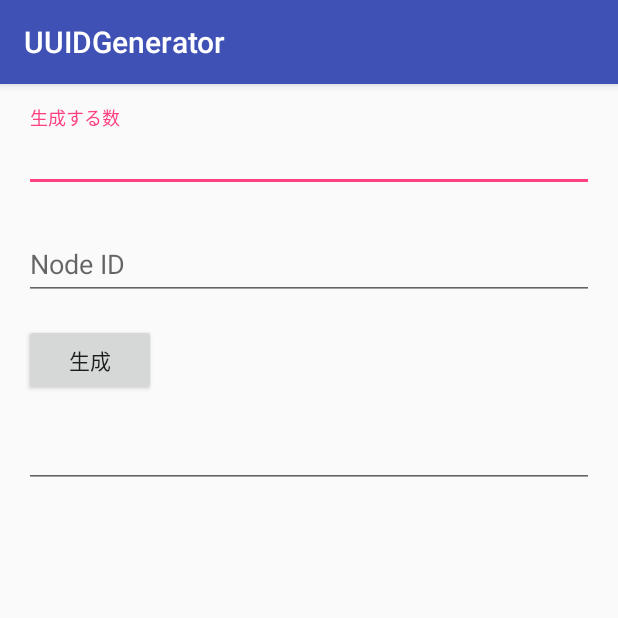
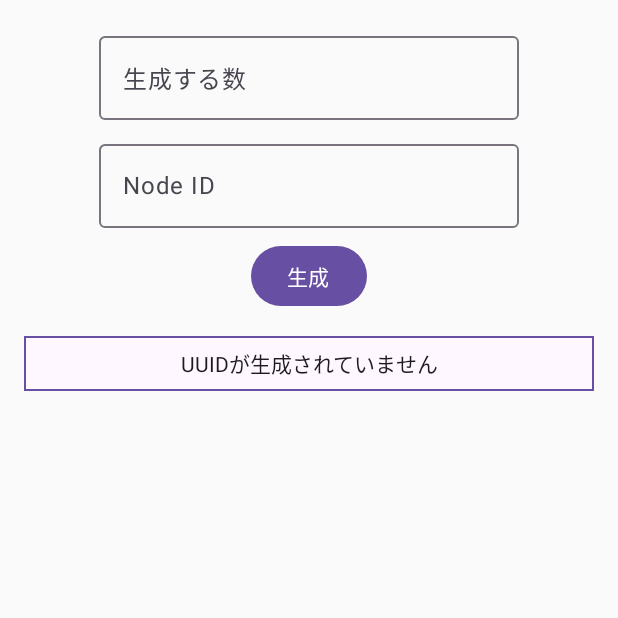
Before and after one commit to pljp/libpljp-android, an Android app built with Jetpack Compose: the screen it shows after launch (MainActivity), on a phone screen of 412 x 824 dp, the top half of it. Run offline under Robolectric (Android 15) with nearby library versions, the phone set to English and light mode, and no system bars.

Commit message:
UUID GeneratorをJetpack Composeで再実装した。

```diff
--- a/uuidgenerator/src/main/AndroidManifest.xml
+++ b/uuidgenerator/src/main/AndroidManifest.xml
@@ -1,6 +1,5 @@
 <?xml version="1.0" encoding="utf-8"?>
-<manifest package="jp.programminglife.libpljp.android.uuidgenerator"
-          xmlns:android="http://schemas.android.com/apk/res/android">
+<manifest xmlns:android="http://schemas.android.com/apk/res/android">
 
     <application
         android:allowBackup="true"
--- a/uuidgenerator/src/main/java/jp/programminglife/libpljp/android/uuidgenerator/MainActivity.kt
+++ b/uuidgenerator/src/main/java/jp/programminglife/libpljp/android/uuidgenerator/MainActivity.kt
@@ -1,42 +1,91 @@
 package jp.programminglife.libpljp.android.uuidgenerator
 
 import android.os.Bundle
-import androidx.appcompat.app.AppCompatActivity
+import androidx.activity.ComponentActivity
+import androidx.activity.compose.setContent
+import androidx.compose.foundation.border
+import androidx.compose.foundation.layout.Box
+import androidx.compose.foundation.layout.Column
+import androidx.compose.foundation.layout.Spacer
+import androidx.compose.foundation.layout.fillMaxWidth
+import androidx.compose.foundation.layout.height
+import androidx.compose.foundation.layout.padding
+import androidx.compose.foundation.text.BasicTextField
+import androidx.compose.foundation.text.KeyboardOptions
+import androidx.compose.material3.Button
+import androidx.compose.material3.MaterialTheme
+import androidx.compose.material3.OutlinedTextField
+import androidx.compose.material3.Surface
+import androidx.compose.material3.Text
+import androidx.compose.material3.TextField
+import androidx.compose.runtime.Composable
+import androidx.compose.runtime.collectAsState
+import androidx.compose.runtime.getValue
+import androidx.compose.runtime.mutableStateOf
+import androidx.compose.runtime.remember
+import androidx.compose.runtime.setValue
+import androidx.compose.ui.Alignment
+import androidx.compose.ui.Modifier
+import androidx.compose.ui.text.input.KeyboardType
+import androidx.compose.ui.tooling.preview.Preview
+import androidx.compose.ui.unit.dp
 import jp.programminglife.libpljp.android.Logger.Companion.get
 import jp.programminglife.libpljp.android.UuidGenerator
-import kotlinx.android.synthetic.main.main_activity_a.*
+import kotlinx.coroutines.channels.BufferOverflow
+import kotlinx.coroutines.flow.Flow
+import kotlinx.coroutines.flow.MutableSharedFlow
+import kotlinx.coroutines.flow.SharedFlow
+import kotlinx.coroutines.flow.scan
+//import kotlinx.android.synthetic.main.main_activity_a.*
 
-class MainActivity : AppCompatActivity() {
+class MainActivity : ComponentActivity() {
     private val log = get(javaClass)
     private lateinit var repository: UuidGenerator.UuidRepository
     private lateinit var specifiedValueRepository: SpecifiedValueUuidRepository
     private lateinit var uuidGenerator: UuidGenerator
+    private val generateUuidIntent = MutableSharedFlow<Pair<String, String>>(
+            extraBufferCapacity = 1, onBufferOverflow = BufferOverflow.DROP_OLDEST
+    )
+
 
     override fun onCreate(savedInstanceState: Bundle?) {
         super.onCreate(savedInstanceState)
-        setContentView(R.layout.main_activity_a)
+        val flowOfState = presenter(generateUuidIntent)
         repository = UuidGenerator.PreferencesUuidRepository(this)
         specifiedValueRepository = SpecifiedValueUuidRepository(repository)
         uuidGenerator = UuidGenerator(specifiedValueRepository)
+        setContent {
+            val state = flowOfState.collectAsState(initial = UuidGeneratorState.INITIAL_STATE)
+            UUIDGeneratorUI(state.value, ::onClickGenerateButton)
+        }
+    }
 
-        a_generate_button.setOnClickListener {
-            val n = kotlin.runCatching { a_num_text.text.toString().toInt() }
+
+    private fun presenter(intent: SharedFlow<Pair<String, String>>): Flow<UuidGeneratorState> {
+        return intent.scan(UuidGeneratorState.INITIAL_STATE) { oldState, (countStr, nodeIdStr) ->
+            val n = kotlin.runCatching { countStr.toInt() }
                     .onFailure { log.d(it, "数のパースエラー") }
                     .getOrDefault(1)
-            val nodeIdStr = a_node_id_text.text.toString()
-            specifiedValueRepository.nodeId = if (nodeIdStr.isNotEmpty()) {
+            val nodeId = if (nodeIdStr.isNotEmpty()) {
                 kotlin.runCatching { nodeIdStr.toLong(16) }
                         .onFailure { log.d(it, "ノードIDのパースエラー") }
                         .getOrDefault(0)
+            } else {
+                null
             }
-            else { null }
+            specifiedValueRepository.nodeId = nodeId
             val uuidStr = buildString {
                 (0 until n).joinTo(buffer = this, separator = "\n", transform = {
                     uuidGenerator.generate(System.currentTimeMillis(), System.nanoTime()).toString()
                 })
             }
-            a_uuid_text.setText(uuidStr)
+            oldState.copy(uuids = uuidStr)
         }
+    }
+
+
+    private fun onClickGenerateButton(countStr: String, nodeId: String) {
+        generateUuidIntent.tryEmit(countStr to nodeId)
     }
 
 
@@ -56,3 +105,87 @@ class MainActivity : AppCompatActivity() {
 
     }
 }
+
+
+data class UuidGeneratorState(
+        val uuids: String,
+) {
+    companion object {
+        val INITIAL_STATE =  UuidGeneratorState("")
+    }
+}
+
+
+@Composable
+fun UUIDGeneratorUI(
+        state: UuidGeneratorState,
+        onClickGenerateButton: (count: String, nodeId: String) -> Unit,
+) {
+    // 生成する数とNode IDを入力するためのテキストフィールドの状態
+    var count by remember { mutableStateOf("") }
+    var nodeId by remember { mutableStateOf("") }
+
+    // UIのレイアウト
+    Column(
+            modifier = Modifier.padding(16.dp),
+            horizontalAlignment = Alignment.CenterHorizontally
+    ) {
+        // テキストフィールド: 生成する数
+        OutlinedTextField(
+                value = count,
+                onValueChange = { count = it },
+                label = { Text("生成する数") },
+                singleLine = true,
+                keyboardOptions = KeyboardOptions(keyboardType = KeyboardType.Number)
+        )
+        Spacer(modifier = Modifier.height(8.dp))
+        // テキストフィールド: Node ID
+        OutlinedTextField(
+                value = nodeId,
+                onValueChange = { nodeId = it },
+                label = { Text("Node ID") },
+                singleLine = true,
+                keyboardOptions = KeyboardOptions(keyboardType = KeyboardType.Number)
+        )
+        Spacer(modifier = Modifier.height(8.dp))
+        // ボタン: 生成
+        Button(
+                onClick = {
+                    onClickGenerateButton(count, nodeId)
+                }
+        ) {
+            Text("生成")
+        }
+        Spacer(modifier = Modifier.height(16.dp))
+        // 生成されたUUIDのリスト(枠で囲む)
+        Surface(
+                modifier = Modifier.fillMaxWidth(),
+        ) {
+            Box(
+                    modifier = Modifier
+                            .border(width = 1.dp, color = MaterialTheme.colorScheme.primary)
+                            .padding(8.dp),
+                    contentAlignment = Alignment.Center
+            ) {
+                // リストが空でなければ、各要素にテキストコンポーネントを表示する
+                if (state.uuids.isNotEmpty()) {
+                    BasicTextField(
+                            value = state.uuids,
+                            onValueChange = {},
+                            modifier = Modifier.fillMaxWidth(),
+                            readOnly = true
+                    )
+                } else {
+                    // リストが空なら、テキストコンポーネントでメッセージを表示する
+                    Text("UUIDが生成されていません")
+                }
+            }
+        }
+    }
+}
+
+@Composable
+@Preview
+private fun MainPreview() {
+    UUIDGeneratorUI(UuidGeneratorState.INITIAL_STATE) { _, _ -> }
+}
--- a/uuidgenerator/src/main/res/layout/main_activity_a.xml
+++ /dev/null
@@ -1,63 +0,0 @@
-<?xml version="1.0" encoding="utf-8"?>
-<ScrollView
-    xmlns:android="http://schemas.android.com/apk/res/android"
-    xmlns:app="http://schemas.android.com/apk/res-auto"
-    xmlns:tools="http://schemas.android.com/tools"
-    android:layout_width="match_parent"
-    android:layout_height="match_parent"
-    >
-
-    <androidx.constraintlayout.widget.ConstraintLayout
-        android:layout_width="match_parent"
-        android:layout_height="wrap_content"
-        tools:context="jp.programminglife.libpljp.android.uuidgenerator.MainActivity">
-
-        <com.google.android.material.textfield.TextInputLayout
-            android:id="@+id/textInputLayout2"
-            android:layout_width="0dp" android:layout_height="wrap_content"
-            android:layout_marginLeft="16dp" android:layout_marginRight="16dp" android:layout_marginTop="16dp"
-            android:hint="生成する数" app:layout_constraintLeft_toLeftOf="parent"
-            app:layout_constraintRight_toRightOf="parent" app:layout_constraintTop_toTopOf="parent">
-
-            <EditText
-                android:id="@+id/a_num_text"
-                android:layout_width="match_parent"
-                android:layout_height="wrap_content" android:inputType="number"/>
-        </com.google.android.material.textfield.TextInputLayout>
-        <com.google.android.material.textfield.TextInputLayout
-            android:id="@+id/a_node_id_text_layout"
-            android:layout_width="0dp" android:layout_height="wrap_content"
-            android:layout_marginLeft="16dp" android:layout_marginRight="16dp"
-            android:layout_marginTop="16dp" android:hint="Node ID"
-            app:layout_constraintHorizontal_bias="0.437" app:layout_constraintLeft_toLeftOf="parent"
-            app:layout_constraintRight_toRightOf="parent" app:layout_constraintTop_toBottomOf="@+id/textInputLayout2">
-
-            <EditText
-                android:id="@+id/a_node_id_text"
-                android:layout_width="match_parent"
-                android:layout_height="wrap_content"/>
-        </com.google.android.material.textfield.TextInputLayout>
-        <EditText
-            android:id="@+id/a_uuid_text"
-            android:layout_width="0dp"
-            android:layout_height="wrap_content"
-            android:layout_marginLeft="16dp"
-            android:layout_marginRight="16dp" android:layout_marginTop="16dp"
-            android:ems="10"
-            android:gravity="start|top"
-            android:inputType="textMultiLine"
-            app:layout_constraintHorizontal_bias="0.0"
-            app:layout_constraintLeft_toLeftOf="parent"
-            app:layout_constraintRight_toRightOf="parent"
-            app:layout_constraintTop_toBottomOf="@+id/a_generate_button" tools:text="AAAAAAAAAAAAA"/>
-        <Button
-            android:id="@+id/a_generate_button"
-            android:layout_width="wrap_content"
-            android:layout_height="wrap_content" android:text="生成"
-            android:layout_marginTop="16dp"
-            app:layout_constraintTop_toBottomOf="@+id/a_node_id_text_layout" android:layout_marginLeft="16dp"
-            app:layout_constraintLeft_toLeftOf="parent"
-        />
-    </androidx.constraintlayout.widget.ConstraintLayout>
-
-</ScrollView>
```
Also changed, not shown: gradle/libs.versions.toml (+9 -2 lines), uuidgenerator/build.gradle (+16 -4 lines), 2 other files.
